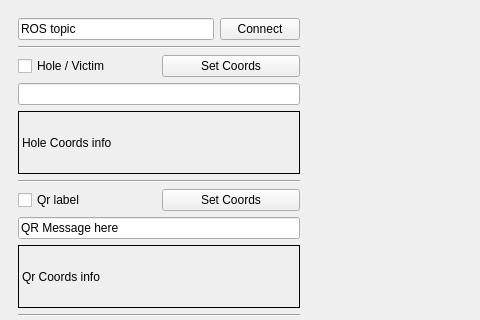
Above: pandora_vision_annotator/ui/pandora_annotator.ui from pandora-auth-ros-pkg/pandora_vision before the change; both pictures show x 0 to 480 and y 0 to 320 of the 808 by 644 pixel window. Below: the same form after it.
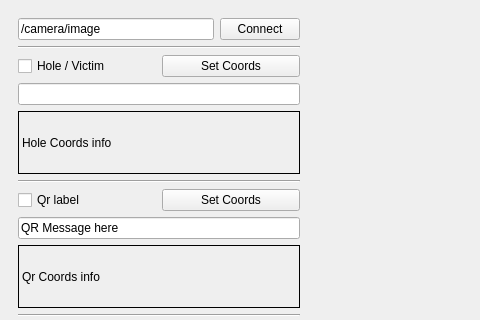
That is the form after the change.

Commit message: Changed package format to 2. Implemented the connection with ROS topic and the image appears in GUI. NOTE: It may not work with grayscale, needs investigation

Patch:
```diff
--- a/pandora_vision_annotator/ui/pandora_annotator.ui
+++ b/pandora_vision_annotator/ui/pandora_annotator.ui
@@ -37,7 +37,7 @@
            <item>
             <widget class="QLineEdit" name="rosTopicLineEdit">
              <property name="text">
-              <string>ROS topic</string>
+              <string>/camera/image</string>
              </property>
             </widget>
            </item>
```
The commit also changes 7 other files.
